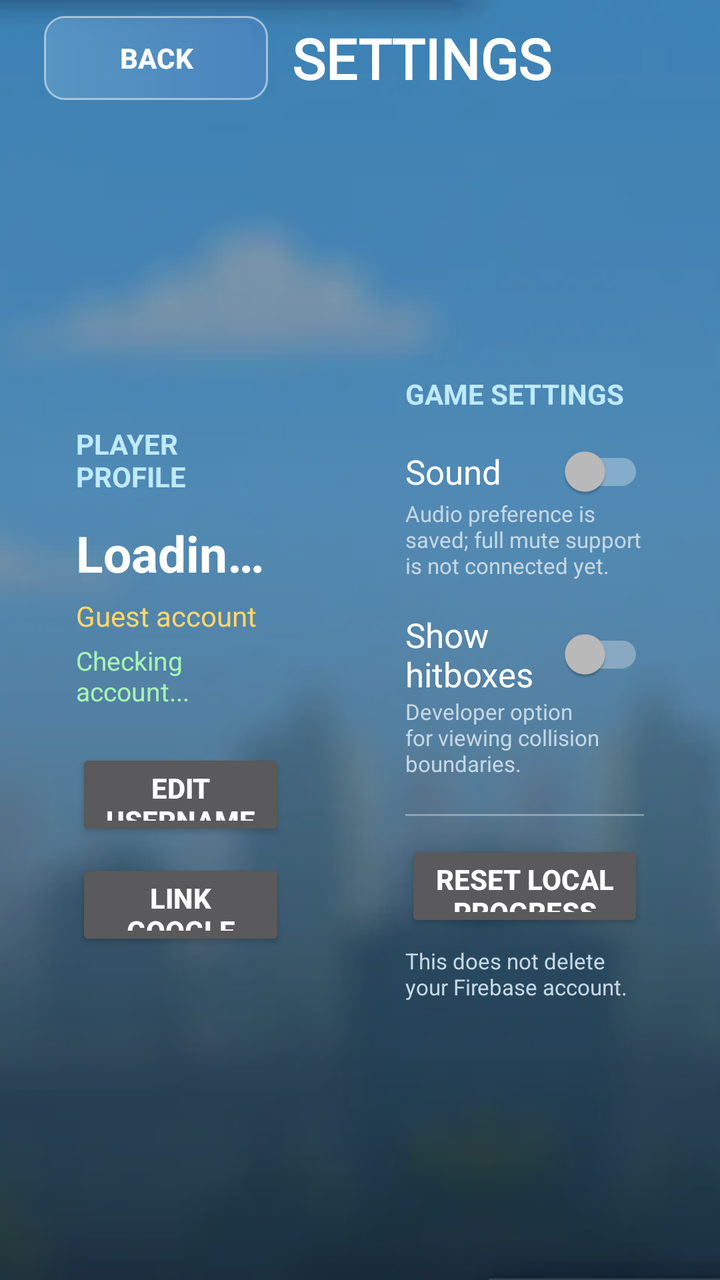
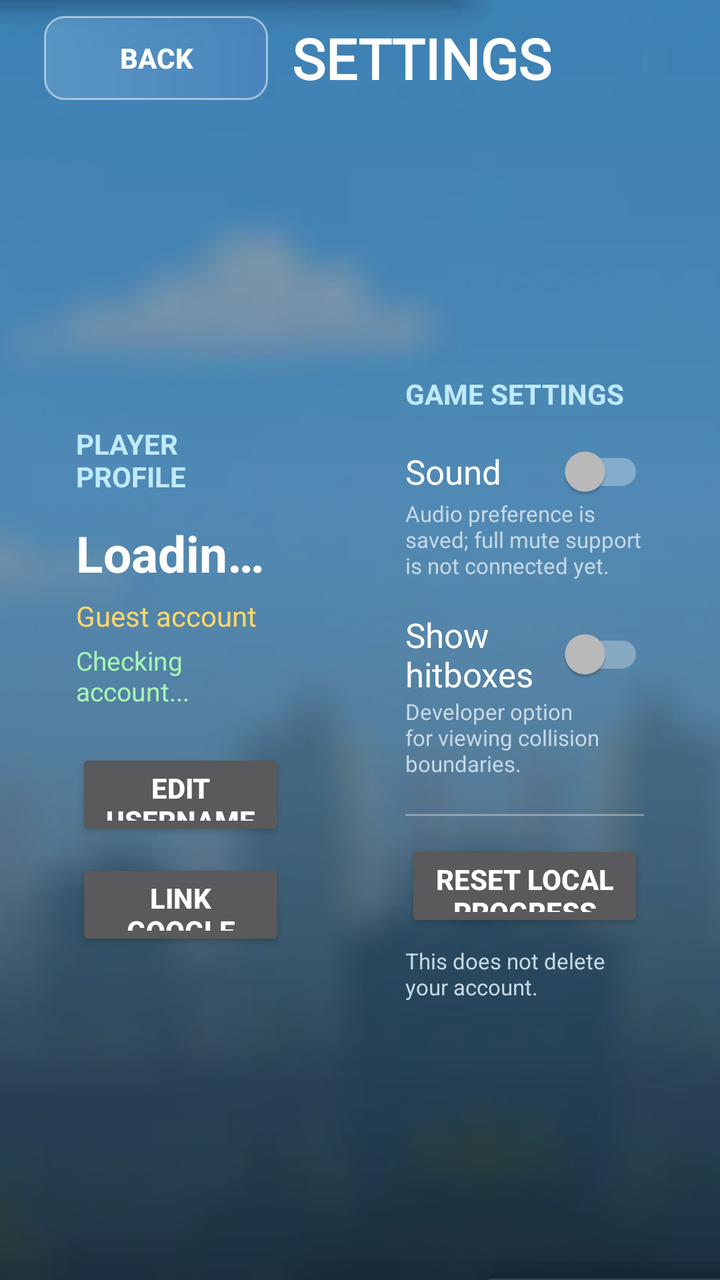

The first picture is an Android layout as it rendered before a commit; the second is the same layout after the commit. The layout source and the unified diff follow.
<!-- AndroidManifest.xml: application theme Theme.RollerRush -->
<!-- res/layout/activity_settings.xml -->
<androidx.constraintlayout.widget.ConstraintLayout
    xmlns:android="http://schemas.android.com/apk/res/android"
    xmlns:app="http://schemas.android.com/apk/res-auto"
    android:layout_width="match_parent"
    android:layout_height="match_parent"
    android:background="#D8F1FF">

    <ImageView
        android:layout_width="0dp"
        android:layout_height="0dp"
        android:scaleType="centerCrop"
        android:src="@drawable/shop_bg_img"
        app:layout_constraintTop_toTopOf="parent"
        app:layout_constraintBottom_toBottomOf="parent"
        app:layout_constraintStart_toStartOf="parent"
        app:layout_constraintEnd_toEndOf="parent" />

    <View
        android:layout_width="0dp"
        android:layout_height="0dp"
        android:background="#70203D58"
        app:layout_constraintTop_toTopOf="parent"
        app:layout_constraintBottom_toBottomOf="parent"
        app:layout_constraintStart_toStartOf="parent"
        app:layout_constraintEnd_toEndOf="parent" />

    
    <LinearLayout
        android:id="@+id/settingsHeader"
        android:layout_width="0dp"
        android:layout_height="58dp"
        android:gravity="center_vertical"
        android:orientation="horizontal"
        android:paddingStart="22dp"
        android:paddingEnd="22dp"
        app:layout_constraintTop_toTopOf="parent"
        app:layout_constraintStart_toStartOf="parent"
        app:layout_constraintEnd_toEndOf="parent">
        <Button
            android:id="@+id/backButton"
            android:layout_width="112dp"
            android:layout_height="42dp"
            android:background="@drawable/coin_container"
            android:text="BACK"
            android:textColor="#FFFFFF"
            android:textStyle="bold" />
        <TextView
            android:layout_width="0dp"
            android:layout_height="wrap_content"
            android:layout_weight="1"
            android:fontFamily="@font/new_font"
            android:text="SETTINGS"
            android:layout_marginStart="12dp"
            android:textColor="#FFFFFF"
            android:textSize="28sp"
            android:textStyle="bold" />



    </LinearLayout>

    
    <LinearLayout
        android:id="@+id/settingsContent"
        android:layout_width="0dp"
        android:layout_height="0dp"
        android:orientation="horizontal"
        android:paddingStart="18dp"
        android:paddingEnd="18dp"
        android:paddingTop="8dp"
        android:paddingBottom="18dp"
        app:layout_constraintTop_toBottomOf="@id/settingsHeader"
        app:layout_constraintBottom_toBottomOf="parent"
        app:layout_constraintStart_toStartOf="parent"
        app:layout_constraintEnd_toEndOf="parent">

        
        <LinearLayout
            android:layout_width="0dp"
            android:layout_height="match_parent"
            android:layout_weight="1"
            android:layout_marginEnd="10dp"
            android:gravity="center_vertical"
            android:orientation="vertical"
            android:padding="20dp">

            <TextView
                android:layout_width="wrap_content"
                android:layout_height="wrap_content"
                android:text="PLAYER PROFILE"
                android:textColor="#BFEAFF"
                android:textSize="14sp"
                android:textStyle="bold" />

            <TextView
                android:id="@+id/playerName"
                android:layout_width="match_parent"
                android:layout_height="wrap_content"
                android:layout_marginTop="12dp"
                android:ellipsize="end"
                android:maxLines="1"
                android:text="Loading player..."
                android:textColor="#FFFFFF"
                android:textSize="25sp"
                android:textStyle="bold" />

            <TextView
                android:id="@+id/accountStatus"
                android:layout_width="match_parent"
                android:layout_height="wrap_content"
                android:layout_marginTop="5dp"
                android:text="Guest account"
                android:textColor="#FFD76A"
                android:textSize="14sp" />

            <TextView
                android:id="@+id/connectionStatus"
                android:layout_width="match_parent"
                android:layout_height="wrap_content"
                android:layout_marginTop="4dp"
                android:text="Checking account..."
                android:textColor="#A6F5B5"
                android:textSize="13sp" />

            <Button
                android:id="@+id/editUsernameButton"
                android:layout_width="match_parent"
                android:layout_height="46dp"
                android:layout_marginTop="20dp"
                android:text="EDIT USERNAME"
                android:textColor="#FFFFFF"
                android:textStyle="bold" />

            <Button
                android:id="@+id/linkGoogleButton"
                android:layout_width="match_parent"
                android:layout_height="46dp"
                android:layout_marginTop="9dp"
                android:text="LINK GOOGLE ACCOUNT"
                android:textColor="#FFFFFF"
                android:textStyle="bold" />

        </LinearLayout>

        
        <LinearLayout
            android:layout_width="0dp"
            android:layout_height="match_parent"
            android:layout_weight="1.1"
            android:layout_marginStart="10dp"
            android:gravity="center_vertical"
            android:orientation="vertical"
            android:padding="20dp">

            <TextView
                android:layout_width="wrap_content"
                android:layout_height="wrap_content"
                android:text="GAME SETTINGS"
                android:textColor="#BFEAFF"
                android:textSize="14sp"
                android:textStyle="bold" />

            <androidx.appcompat.widget.SwitchCompat
                android:id="@+id/soundSwitch"
                android:layout_width="match_parent"
                android:layout_height="wrap_content"
                android:layout_marginTop="16dp"
                android:text="Sound"
                android:textColor="#FFFFFF"
                android:textSize="17sp"
                app:showText="false" />

            <TextView
                android:layout_width="match_parent"
                android:layout_height="wrap_content"
                android:text="Audio preference is saved; full mute support is not connected yet."
                android:textColor="#C5D8E5"
                android:textSize="11sp" />

            <androidx.appcompat.widget.SwitchCompat
                android:id="@+id/hitboxesSwitch"
                android:layout_width="match_parent"
                android:layout_height="wrap_content"
                android:layout_marginTop="16dp"
                android:text="Show hitboxes"
                android:textColor="#FFFFFF"
                android:textSize="17sp"
                app:showText="false" />

            <TextView
                android:layout_width="match_parent"
                android:layout_height="wrap_content"
                android:text="Developer option for viewing collision boundaries."
                android:textColor="#C5D8E5"
                android:textSize="11sp" />

            <View
                android:layout_width="match_parent"
                android:layout_height="1dp"
                android:layout_marginTop="18dp"
                android:layout_marginBottom="12dp"
                android:background="#55FFFFFF" />

            <Button
                android:id="@+id/resetProgressButton"
                android:layout_width="match_parent"
                android:layout_height="46dp"
                android:text="RESET LOCAL PROGRESS"
                android:textColor="#FFFFFF"
                android:textStyle="bold" />

            <TextView
                android:layout_width="match_parent"
                android:layout_height="wrap_content"
                android:layout_marginTop="7dp"
                android:text="This does not delete your Firebase account."
                android:textColor="#C5D8E5"
                android:textSize="11sp" />

        </LinearLayout>

    </LinearLayout>

</androidx.constraintlayout.widget.ConstraintLayout>
<!-- resources referenced by this layout -->
<resources>
  <!-- drawable coin_container (drawable) -->
  <?xml version="1.0" encoding="utf-8"?>
  <shape xmlns:android="http://schemas.android.com/apk/res/android">
  <gradient android:startColor="#4D93C0E2" android:endColor="#4D6189D0"/>
      <corners android:radius="10dp"/>
      <stroke android:color="#81FFFFFF" android:width="1dp"/>
  </shape>
  <!-- drawable shop_bg_img: webp bitmap (drawable, 11990 bytes) -->
  <style name="Theme.RollerRush" parent="Theme.AppCompat.NoActionBar">
          <item name="android:windowFullscreen">true</item>
          <item name="android:windowBackground">@android:color/black</item>
      </style>
</resources>

<!-- the commit's change to res/layout/activity_settings.xml (unified diff, before → after) -->
@@ -213,7 +213,7 @@
                 android:layout_width="match_parent"
                 android:layout_height="wrap_content"
                 android:layout_marginTop="7dp"
-                android:text="This does not delete your Firebase account."
+                android:text="This does not delete your account."
                 android:textColor="#C5D8E5"
                 android:textSize="11sp" />
 
